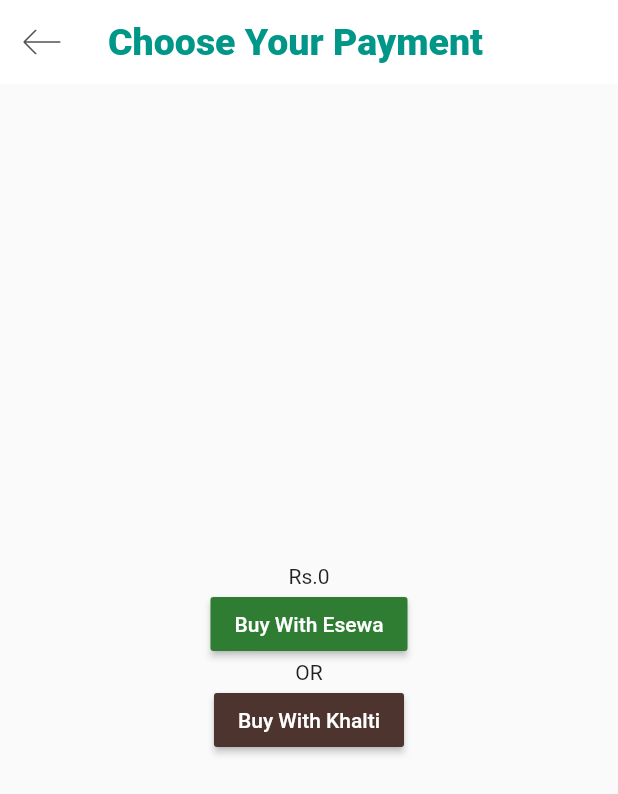
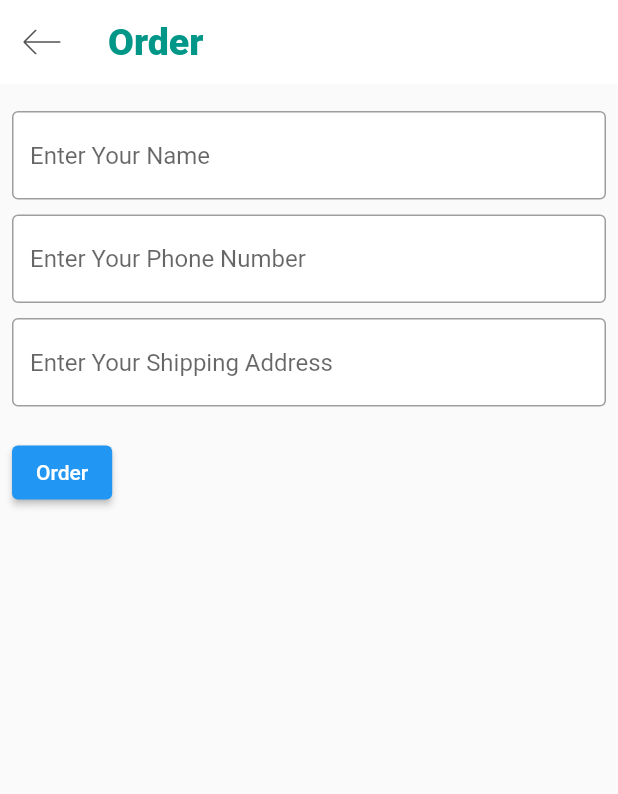
Before and after one commit to sundar-0/Trekkers, a Flutter app: the CartDetailsScreen screen opened directly, after a tap on "Buy Now", on a phone screen of 412 x 824 dp. Shown: the top 794 px of the screen. Run offline on Flutter 3.47's test engine with Material 2 defaults, Android fonts, the phone set to English and light mode, and no system bars; our stand-ins replace chewie, flutter_svg, get, google_maps_flutter, image_picker, video_player; missing offline and left inert: dart_jsonwebtoken, flutter_polyline_points; project files that could hold a hidden picture were left out.

Commit message:
some changes

```diff
--- a/lib/config/app_router.dart
+++ b/lib/config/app_router.dart
@@ -1,4 +1,5 @@
 import 'package:flutter/material.dart';
+import 'package:trekkers_project/screens/dashboard/order/order_screen.dart';
 import 'package:trekkers_project/screens/screens.dart';
 
 class AppRouter{
@@ -24,17 +25,16 @@ class AppRouter{
           return ShoppingScreen.route();
       case SettingScreen.routeName:
           return SettingScreen.route();
-      case ProfileScreen.routeName:
-      return ProfileScreen.route();
       case ProfileAccountScreen.routeName:
           return ProfileAccountScreen.route();
       case EventScreen.routeName:
           return EventScreen.route();
       case EventDetails.routeName:
           return EventDetails.route();
+      case OrderScreen.routeName:
+          return OrderScreen.route();
       default:
           return _errorRoute();
-
     }
   }
    static Route _errorRoute() {
--- a/lib/screens/dashboard/cart_details/cart_details_screen.dart
+++ b/lib/screens/dashboard/cart_details/cart_details_screen.dart
@@ -3,6 +3,7 @@ import 'package:flutter_svg/flutter_svg.dart';
 import 'package:get/get.dart';
 import 'package:intl/intl.dart';
 import 'package:trekkers_project/controllers/cart_controller.dart';
+import 'package:trekkers_project/screens/dashboard/order/order_screen.dart';
 import 'package:trekkers_project/screens/dashboard/payment/payment_screen.dart';
 
 class CartDetailsScreen extends StatefulWidget {
@@ -56,11 +57,7 @@ class _CartDetailsScreenState extends State<CartDetailsScreen> {
              Text("Total:\tRs."+cartController.totalPrice.toString(),style: Theme.of(context).textTheme.headline5),
               SizedBox(width: 5,),
               RaisedButton(onPressed: (){
-               Navigator.push(
-                          context,
-                          MaterialPageRoute(
-                            builder: (context) =>PaymentScreen()
-                      ));
+                Navigator.of(context).pushNamed(OrderScreen.routeName);
               },child: Text("Buy Now"),)
             ],),
         )
--- /dev/null
+++ b/lib/screens/dashboard/order/order_screen.dart
@@ -0,0 +1,138 @@
+import 'package:flutter/material.dart';
+import 'package:flutter_svg/flutter_svg.dart';
+import 'package:get/get.dart';
+import 'package:trekkers_project/constants/constants.dart';
+import 'package:trekkers_project/controllers/auth_controller.dart';
+import 'package:trekkers_project/data/services/auth.dart';
+import 'package:trekkers_project/screens/auth/Signup/components/body/body.dart';
+import 'package:trekkers_project/screens/dashboard/payment/payment_screen.dart';
+
+class OrderScreen extends StatefulWidget {
+  const OrderScreen({Key? key}) : super(key: key);
+  static const String routeName = '/order';
+  static Route route() {
+    return MaterialPageRoute(
+        builder: (_) => OrderScreen(),
+        settings: RouteSettings(name: routeName));
+  }
+
+  @override
+  State<OrderScreen> createState() => _OrderScreenState();
+}
+
+class _OrderScreenState extends State<OrderScreen> {
+  final _formKey = GlobalKey<FormState>();
+  String contactPerson = "";
+  String shippingAddress = "";
+  String contactNumber="";
+   @override
+  Widget build(BuildContext context) {
+    final AuthController authController=Get.find();
+    return Scaffold(
+      appBar: AppBar(
+      elevation: 0,
+      leading: IconButton(
+        color: Colors.black,
+        icon: SvgPicture.asset(
+          'assets/icons/back.svg',
+        ),
+        onPressed: () => Navigator.pop(context),
+        ),
+        title: const Text('Order',style: TextStyle(color: Colors.teal,fontSize: 25,fontWeight: FontWeight.w800)),
+
+      ),
+      body: Container(
+          alignment: Alignment.center,
+          padding: const EdgeInsets.all(8.0),
+          child: Column(
+            children: [
+              Form(
+              key: _formKey,
+              child: Column(
+                crossAxisAlignment: CrossAxisAlignment.start,
+                children: [
+                            SizedBox(
+                                  height: 10.0,
+                                ),
+                              TextFormField(
+                                decoration:
+                                    inputDecoration.copyWith(hintText: "Enter Your Name"),
+                                validator: (value) =>
+                                    value!.isEmpty ? "This Field is Required" : null,
+                                onChanged: (value) {
+                                  setState(() {
+                                    contactPerson = value;
+                                  });
+                                },
+                              ),
+                             SizedBox(
+                                  height: 10.0,
+                                ),
+                              TextFormField(
+                                decoration: inputDecoration.copyWith(
+                                    hintText: "Enter Your Phone Number"),
+                                validator: (value) => value!.length < 10
+                                    ? "phone number must be of 10 digit"
+                                    : null,
+                                onChanged: (value) {
+                                  setState(() {
+                                    contactNumber = value;
+                                  });
+                                },
+
+                              ),
+                                SizedBox(
+                                  height: 10.0,
+                                ),
+                                TextFormField(
+                                 decoration: inputDecoration.copyWith(
+                                     hintText: "Enter Your Shipping Address"),
+                                 validator:(value) => value!.isEmpty ? "This Field is Required" : null,
+
+                                 onChanged: (value) {
+                                   setState(() {
+                                     shippingAddress = value;
+                                   });
+                                 },
+                                ),
+                                SizedBox(
+                                  height: 10.0,
+                                ),
+                     Padding(
+                    padding: const EdgeInsets.symmetric(vertical: 10.0),
+                    child: ElevatedButton(
+                      onPressed: () {
+
+
+                        if (_formKey.currentState!.validate()) {
+                           if (_formKey.currentState!.validate()) {
+                            // setState(()  {
+                            //   isLoading=true;
+                            // });
+                       Navigator.push(
+                            context,
+                            MaterialPageRoute(
+                              builder: (context) =>PaymentScreen()
+                        ));
+                            // // await  _authService.userSignUp(email, password,phone);
+                            // // msg=_authService.msg;
+                            // await authController.signupUser(email,password,phone);
+                            // setState((){isLoading=false; });
+                        }
+                      }
+                      },
+                      child: const Text('Order')
+                    ),
+                  ),
+
+
+                ],
+              ),
+          ),
+            ],
+          )
+        ),
+      );
+
+  }
+}
```
Lines whose indentation alone changed are shown as unchanged.
